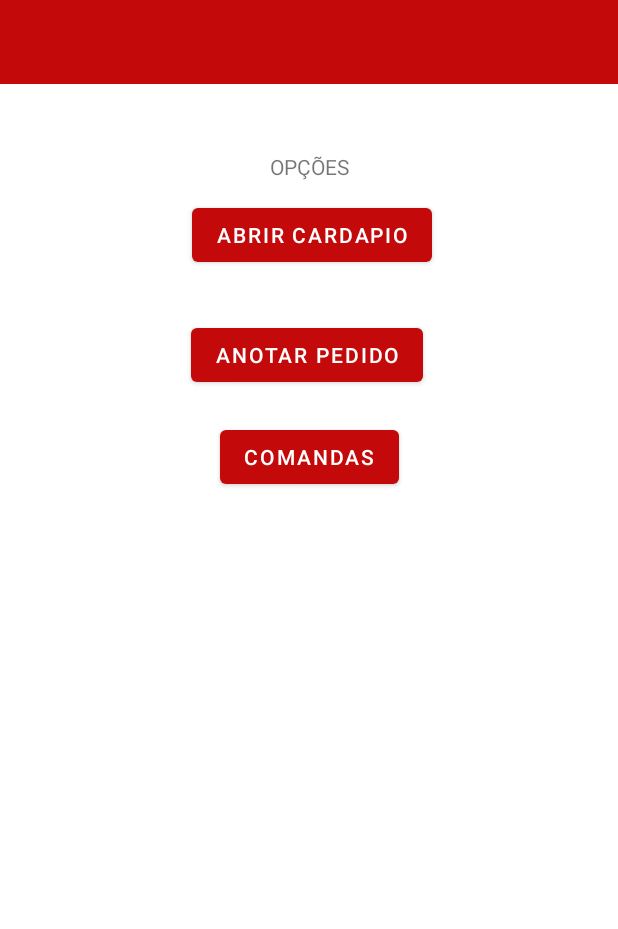
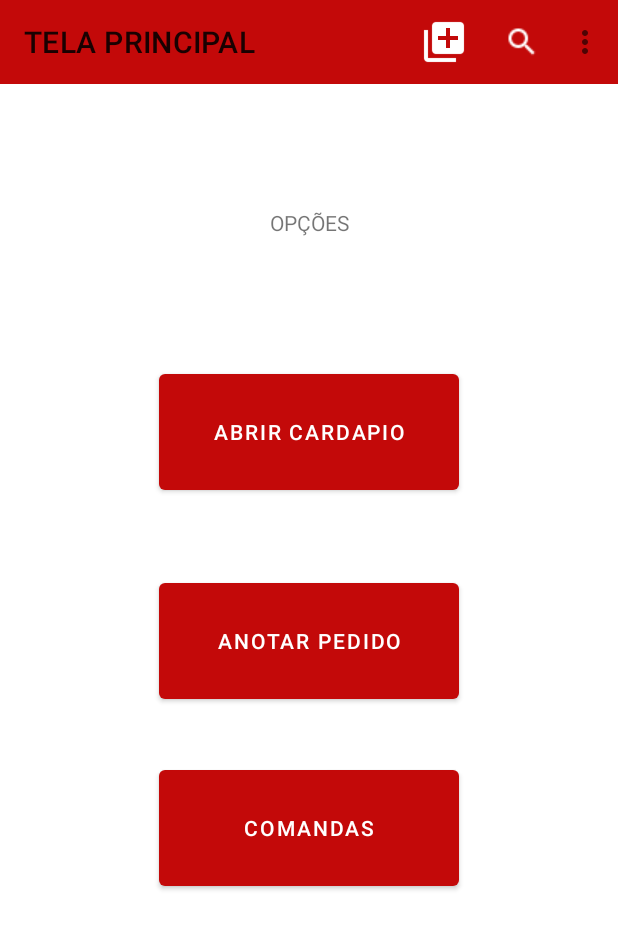
Before and after one commit to pedrobriton/LMSApp, an Android app: the TelaInicialActivity screen opened directly, with no data from a screen before it, on a phone screen of 412 x 824 dp. Shown: the top 929 px of the screen. Run offline under Robolectric (Android 15) with nearby library versions, the phone set to English and light mode, and no system bars.

Commit message:
realizando alterações

```diff
--- a/LMSApp/app/src/main/AndroidManifest.xml
+++ b/LMSApp/app/src/main/AndroidManifest.xml
@@ -9,11 +9,11 @@
         android:roundIcon="@mipmap/ic_launcher_round"
         android:supportsRtl="true"
         android:theme="@style/Theme.LMSApp">
-        <activity android:name=".ConfigurarActivity"/>
-        <activity android:name=".AcoesBtnActivity"/>
         <activity
             android:name=".TelaInicialActivity"
             android:theme="@style/AppTheme.Toobar" />
+        <activity android:name=".ConfigurarActivity"/>
+        <activity android:name=".AcoesBtnActivity"/>
         <activity android:name=".CadastrarActivity" />
         <activity android:name=".DebugActivity" />
         <activity android:name=".MainActivity">
--- a/LMSApp/app/src/main/java/scarlet/machado/lmsapp/CadastrarActivity.kt
+++ b/LMSApp/app/src/main/java/scarlet/machado/lmsapp/CadastrarActivity.kt
@@ -11,6 +11,8 @@ class CadastrarActivity : DebugActivity() {
     override fun onCreate(savedInstanceState: Bundle?) {
         super.onCreate(savedInstanceState)
         setContentView(R.layout.activity_cadastrar)
+
+
         supportActionBar?.setDisplayHomeAsUpEnabled(true)
 
     }
@@ -25,7 +27,7 @@ class CadastrarActivity : DebugActivity() {
             finish()
         }
 
-       else if(id == android.R.id.home){
+        else if(id == android.R.id.home){
             finish()
         }
 
--- a/LMSApp/app/src/main/java/scarlet/machado/lmsapp/MainActivity.kt
+++ b/LMSApp/app/src/main/java/scarlet/machado/lmsapp/MainActivity.kt
@@ -14,8 +14,8 @@ class MainActivity : DebugActivity() {
         setContentView(R.layout.login)
 
         /*variáveis padrões*/
-        var nome_padrao = "aluno"
-        var senha_padrao = "impacta"
+        val nome_padrao = "aluno"
+        val senha_padrao = "impacta"
 
 /*
         image_login.setImageResource(R.drawable.imagem_login)
@@ -26,7 +26,7 @@ class MainActivity : DebugActivity() {
             val senha = campo_senha.text.toString()
 
             if (nome == "" || senha == ""){
-                Toast.makeText(this, "Preencher todos os campos", Toast.LENGTH_LONG).show()
+                Toast.makeText(this, "Preencher todos os campos!!!", Toast.LENGTH_LONG).show()
                 campo_usuario.requestFocus()
             }
             else{
@@ -35,7 +35,8 @@ class MainActivity : DebugActivity() {
                     val intent = Intent(this, MainActivity::class.java) /*volta pra activity de login*/
                 } else {
                     Toast.makeText(this, "Validado", Toast.LENGTH_LONG).show()
-                    val intent = Intent(this, TelaInicialActivity ::class.java)
+                    val intent = Intent(this, TelaInicialActivity::class.java)
+                    startActivity(intent)}
 
             val params = Bundle()
             params.putString("nome", nome)
@@ -55,4 +56,3 @@ class MainActivity : DebugActivity() {
 
         }
     }
-}
--- a/LMSApp/app/src/main/java/scarlet/machado/lmsapp/TelaInicialActivity.kt
+++ b/LMSApp/app/src/main/java/scarlet/machado/lmsapp/TelaInicialActivity.kt
@@ -15,16 +15,14 @@ class TelaInicialActivity : DebugActivity() {
         super.onCreate(savedInstanceState)
         setContentView(R.layout.activity_tela_inicial)
 
- /*       var params = intent.extras
+
+        var params = intent.extras
         val nome = params?.getString("nome")
-        Toast.makeText(this, "Nome do usuário $nome", Toast.LENGTH_LONG).show()
-*/
+        Toast.makeText(this, "Nome do usuário $nome",
+                Toast.LENGTH_LONG).show()
         setSupportActionBar(toolbar)
-
-        val abrir_cardapio = "cardapio"
-
         supportActionBar?.title = "TELA PRINCIPAL"
-//        supportActionBar?.setDisplayHomeAsUpEnabled(true)
+//        supportActionBar?.setDisplayHomeAsUpEnabled // seta para voltar
 
 
 
@@ -33,6 +31,7 @@ class TelaInicialActivity : DebugActivity() {
         val btn_pedido = findViewById<Button>(R.id.anotar_pedido)
 
 
+        /*CONFIGURANDO OS BOTÕES */
         btn_cardapio.setOnClickListener(View.OnClickListener {
 
             val intent = Intent(this, AcoesBtnActivity::class.java) /*enviar para tela de cadastro*/
@@ -40,8 +39,12 @@ class TelaInicialActivity : DebugActivity() {
                     Toast.LENGTH_LONG).show()
             startActivity(intent)
         })
-
-
+        btn_pedido.setOnClickListener(View.OnClickListener {
+            val intent = Intent(this, AcoesBtnActivity::class.java)/* enviar para tela de cadastro*/
+            Toast.makeText(this, " NAO IMPLEMENTADO",
+                    Toast.LENGTH_LONG).show()
+            startActivity(intent)
+        })
         btn_comanda.setOnClickListener(View.OnClickListener {
             val intent = Intent(this, AcoesBtnActivity::class.java) /*enviar para tela de cadastro*/
             Toast.makeText(this, " NAO IMPLEMENTADO",
@@ -49,19 +52,15 @@ class TelaInicialActivity : DebugActivity() {
             startActivity(intent)
         })
 
-        btn_pedido.setOnClickListener(View.OnClickListener {
-            val intent = Intent(this, AcoesBtnActivity::class.java) /*enviar para tela de cadastro*/
-            Toast.makeText(this, " NAO IMPLEMENTADO",
-                    Toast.LENGTH_LONG).show()
-            startActivity(intent)
-        })
     }
 
+    /*INFLANDO O MENU*/
     override fun onCreateOptionsMenu(menu: Menu?): Boolean {
         menuInflater.inflate(R.menu.menu_main, menu)
         return true
     }
 
+    /*COLOCANDO OPÇÕES NO MENU*/
     override fun onOptionsItemSelected(item: MenuItem): Boolean {
         val id = item.itemId
 
@@ -81,6 +80,7 @@ class TelaInicialActivity : DebugActivity() {
                     Toast.LENGTH_LONG).show()
             val intent = Intent(this, MainActivity::class.java) /*enviar para tela de cadastro*/
             startActivity(intent)
+            finish()
 
         }
         else if (id == R.id.action_atualizar){
--- a/LMSApp/app/src/main/res/layout/activity_acoesbtn.xml
+++ b/LMSApp/app/src/main/res/layout/activity_acoesbtn.xml
@@ -1,10 +1,19 @@
 <?xml version="1.0" encoding="utf-8"?>
 <androidx.constraintlayout.widget.ConstraintLayout xmlns:android="http://schemas.android.com/apk/res/android"
+    xmlns:app="http://schemas.android.com/apk/res-auto"
     android:layout_width="match_parent"
     xmlns:tools="http://schemas.android.com/tools"
     tools:context=".AcoesBtnActivity"
     android:layout_height="match_parent">
 
-    <include layout="@layout/toolbar" />
 
+    <TextView
+        android:id="@+id/tvInicial"
+        android:layout_width="wrap_content"
+        android:layout_height="wrap_content"
+        android:layout_marginTop="156dp"
+        android:text="PAGINA AÇÃO BOTOES DA TELA PRINCIPAL"
+        app:layout_constraintEnd_toEndOf="parent"
+        app:layout_constraintStart_toStartOf="parent"
+        app:layout_constraintTop_toTopOf="parent" />
 </androidx.constraintlayout.widget.ConstraintLayout>
--- a/LMSApp/app/src/main/res/layout/activity_tela_inicial.xml
+++ b/LMSApp/app/src/main/res/layout/activity_tela_inicial.xml
@@ -1,63 +1,81 @@
 <?xml version="1.0" encoding="utf-8"?>
-<androidx.constraintlayout.widget.ConstraintLayout xmlns:android="http://schemas.android.com/apk/res/android"
+<LinearLayout xmlns:android="http://schemas.android.com/apk/res/android"
     xmlns:app="http://schemas.android.com/apk/res-auto"
     xmlns:tools="http://schemas.android.com/tools"
     android:layout_width="match_parent"
     android:layout_height="match_parent"
     android:orientation="vertical"
-    tools:context=".TelaInicialActivity"
-    tools:ignore="ExtraText">
+    tools:context=".TelaInicialActivity">
 
-    <include
-        android:id="@+id/include5"
-        layout="@layout/toolbar"></include>
+    <include layout="@layout/toolbar"/>
+
+    <TextView
+        android:id="@+id/textView"
+        android:layout_width="200dp"
+        android:layout_height="0dp"
+        android:layout_weight="2"
+        android:layout_marginTop="48dp"
+        android:gravity="center"
+        android:text="OPÇÕES"
+        android:layout_gravity="center"
+        app:layout_constraintEnd_toEndOf="parent"
+        app:layout_constraintStart_toStartOf="parent"
+        app:layout_constraintTop_toBottomOf="@+id/include" />
+
 
     <Button
         android:id="@+id/abrir_cardapio"
-        android:layout_width="wrap_content"
-        android:layout_height="wrap_content"
+        android:layout_width="200dp"
+        android:layout_height="0dp"
+        android:layout_weight="2"
         android:layout_gravity="center"
-        android:layout_marginTop="12dp"
+        android:layout_marginTop="50dp"
         android:text="ABRIR CARDAPIO"
         app:layout_constraintEnd_toEndOf="parent"
-        app:layout_constraintHorizontal_bias="0.508"
+        app:layout_constraintHorizontal_bias="0.486"
+        android:gravity="center"
         app:layout_constraintStart_toStartOf="parent"
-        app:layout_constraintTop_toBottomOf="@+id/textView"
-        tools:ignore="MissingConstraints" />
+        app:layout_constraintTop_toBottomOf="@+id/textView" />
 
     <Button
         android:id="@+id/anotar_pedido"
-        android:layout_width="wrap_content"
-        android:layout_height="wrap_content"
-        android:layout_marginStart="160dp"
-        android:layout_marginTop="32dp"
-        android:layout_marginEnd="159dp"
+        android:layout_width="200dp"
+        android:layout_height="0dp"
+        android:layout_gravity="center"
+        android:layout_marginTop="50dp"
+        android:layout_weight="2"
+        android:gravity="center"
         android:text="ANOTAR PEDIDO"
         app:layout_constraintEnd_toEndOf="parent"
-        app:layout_constraintHorizontal_bias="0.533"
+        app:layout_constraintHorizontal_bias="0.486"
         app:layout_constraintStart_toStartOf="parent"
-        app:layout_constraintTop_toBottomOf="@+id/abrir_cardapio" />
+        app:layout_constraintTop_toBottomOf="@+id/textView" />
 
     <Button
         android:id="@+id/comandas"
-        android:layout_width="wrap_content"
-        android:layout_height="wrap_content"
-        android:layout_marginTop="20dp"
+        android:layout_width="200dp"
+        android:layout_height="0dp"
+        android:layout_weight="2"
+        android:layout_marginTop="35dp"
         android:text="COMANDAS"
+        android:layout_gravity="center"
         app:layout_constraintEnd_toEndOf="parent"
         app:layout_constraintStart_toStartOf="parent"
         app:layout_constraintTop_toBottomOf="@+id/anotar_pedido" />
 
     <TextView
-        android:id="@+id/textView"
-        android:layout_width="wrap_content"
-        android:layout_height="wrap_content"
-        android:layout_marginTop="101dp"
+        android:id="@+id/textoEmBraco"
+        android:layout_width="match_parent"
+        android:layout_height="0dp"
+        android:layout_gravity="center"
+        android:layout_marginTop="48dp"
+        android:layout_weight="4"
         android:gravity="center"
-        android:text="OPÇÕES"
+        android:text=""
         app:layout_constraintEnd_toEndOf="parent"
         app:layout_constraintStart_toStartOf="parent"
-        app:layout_constraintTop_toTopOf="@+id/include5" />
+        app:layout_constraintTop_toBottomOf="@+id/include" />
+
 
 
     <!--<ProgressBar
@@ -66,4 +84,4 @@
         android:layout_gravity="center"/>-->
 
 
-</androidx.constraintlayout.widget.ConstraintLayout>
+</LinearLayout>
--- a/LMSApp/app/src/main/res/layout/toolbar.xml
+++ b/LMSApp/app/src/main/res/layout/toolbar.xml
@@ -6,4 +6,5 @@
     android:minHeight="?attr/actionBarSize"
     >
 
+
 </androidx.appcompat.widget.Toolbar>
```
